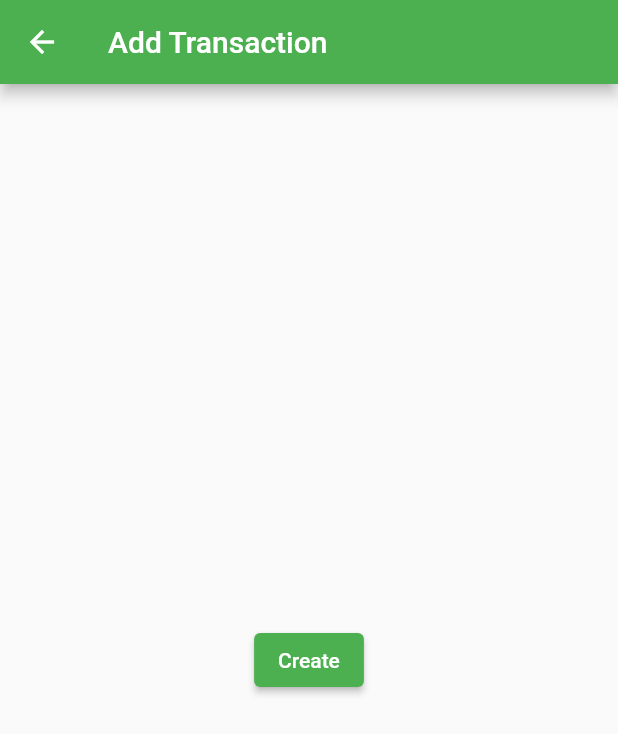
After one commit to duitku-pbp/duitku-flutter, a Flutter app: the CreateTransactionPage screen opened by its route, after a tap on "Create", on a phone screen of 412 x 824 dp. The commit adds this screen. Shown: the top 734 px of the screen. Run offline on Flutter 3.47's test engine with Material 2 defaults, Android fonts, the phone set to English and light mode, and no system bars; our stand-ins replace cookie_jar, dartz, get_it, shared_preferences; accounts and stored records are empty; network calls fail.

Commit message:
feat: add create transaction page base

```diff
--- a/lib/main.dart
+++ b/lib/main.dart
@@ -2,6 +2,7 @@ import 'package:duitku/auth/pages/login_page.dart';
 import 'package:duitku/auth/providers/auth_provider.dart';
 import 'package:duitku/common/pages/unknown_page.dart';
 import 'package:duitku/common/widgets/app_drawer.dart';
+import 'package:duitku/wallet/pages/create_transaction_page.dart';
 import 'package:duitku/wallet/pages/transactions_page.dart';
 import 'package:duitku/wallet/pages/wallet_home_page.dart';
 import 'package:duitku/wallet/providers/wallet_provider.dart';
@@ -46,6 +47,8 @@ class DuitkuApp extends StatelessWidget {
           LoginPage.routeName: (context) => const LoginPage(),
           WalletHomePage.routeName: (context) => const WalletHomePage(),
           TransactionsPage.routeName: (context) => const TransactionsPage(),
+          CreateTransactionPage.routeName: (context) =>
+              const CreateTransactionPage(),
         },
         onUnknownRoute: (settings) => MaterialPageRoute(
           builder: (context) => const UnknownPage(),
--- /dev/null
+++ b/lib/wallet/pages/create_transaction_page.dart
@@ -0,0 +1,49 @@
+import 'package:duitku/wallet/messages/create_transaction_request.dart';
+import 'package:duitku/wallet/models/transaction.dart';
+import 'package:duitku/wallet/providers/wallet_provider.dart';
+import 'package:flutter/material.dart';
+import 'package:provider/provider.dart';
+
+class CreateTransactionPage extends StatefulWidget {
+  static const routeName = "/wallet/transaction/create";
+
+  const CreateTransactionPage({super.key});
+
+  @override
+  State<CreateTransactionPage> createState() => _CreateTransactionPageState();
+}
+
+class _CreateTransactionPageState extends State<CreateTransactionPage> {
+  WalletProvider? walletProv;
+
+  @override
+  void initState() {
+    walletProv = Provider.of<WalletProvider>(context, listen: false);
+    super.initState();
+  }
+
+  @override
+  Widget build(BuildContext context) {
+    return Scaffold(
+      appBar: AppBar(title: const Text("Add Transaction")),
+      body: Center(
+        child: ElevatedButton(
+          onPressed: () async {
+            await walletProv?.createTransaction(
+              body: CreateTransactionRequest(
+                walletId: 1,
+                type: TransactionType.income,
+                amount: 1000,
+                doneOn: DateTime.now(),
+                description: "",
+              ),
+            );
+
+            walletProv?.resetStates();
+          },
+          child: const Text("Create"),
+        ),
+      ),
+    );
+  }
+}
```
